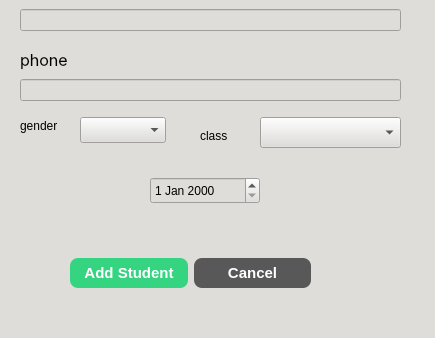
Before: the Qt Designer form School_System/ui/AddStudentDialog.ui in KasperJack/School-Management-System, drawn with Qt 5; both pictures show x 0 to 435 and y 223 to 561 of the 435 by 561 pixel window.
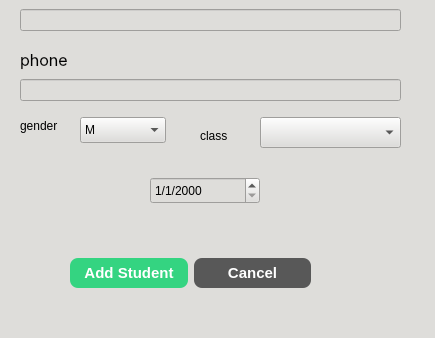
After: the same form once the commit is applied.

```diff
--- a/School_System/ui/AddStudentDialog.ui
+++ b/School_System/ui/AddStudentDialog.ui
@@ -260,6 +260,16 @@
      <height>26</height>
     </rect>
    </property>
+   <item>
+    <property name="text">
+     <string>M</string>
+    </property>
+   </item>
+   <item>
+    <property name="text">
+     <string>F</string>
+    </property>
+   </item>
   </widget>
   <widget class="QDateEdit" name="dateEdit">
    <property name="geometry">
@@ -270,6 +280,22 @@
      <height>27</height>
     </rect>
    </property>
+   <property name="wrapping">
+    <bool>false</bool>
+   </property>
+   <property name="dateTime">
+    <datetime>
+     <hour>0</hour>
+     <minute>0</minute>
+     <second>0</second>
+     <year>2000</year>
+     <month>1</month>
+     <day>1</day>
+    </datetime>
+   </property>
+   <property name="displayFormat">
+    <string>d/M/yyyy</string>
+   </property>
   </widget>
  </widget>
  <resources/>
```
Left out of the diff: 2 changed lines with no effect on the pictures.
